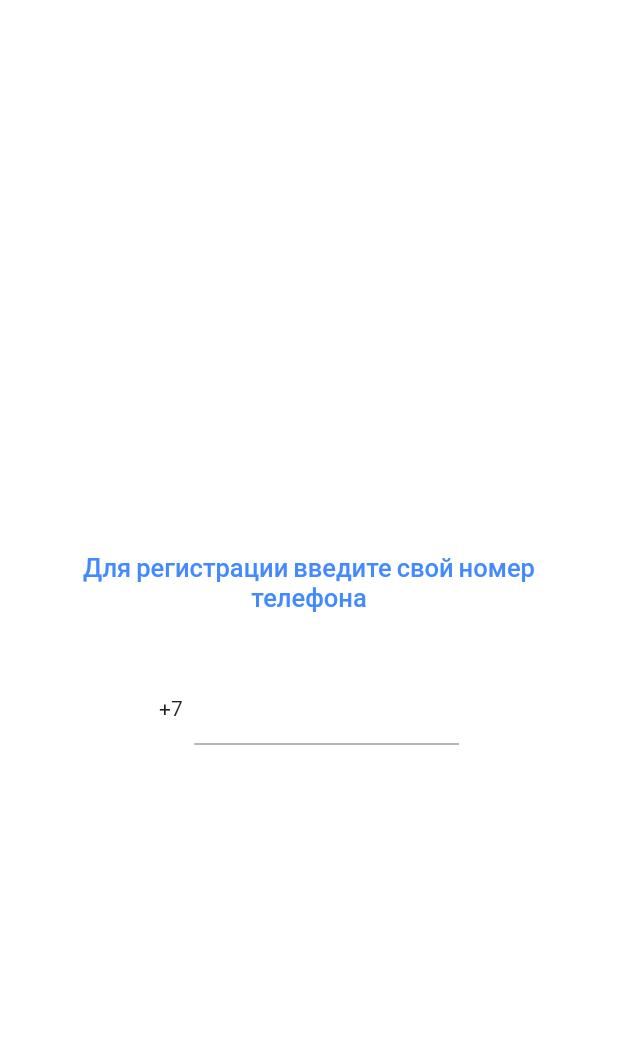
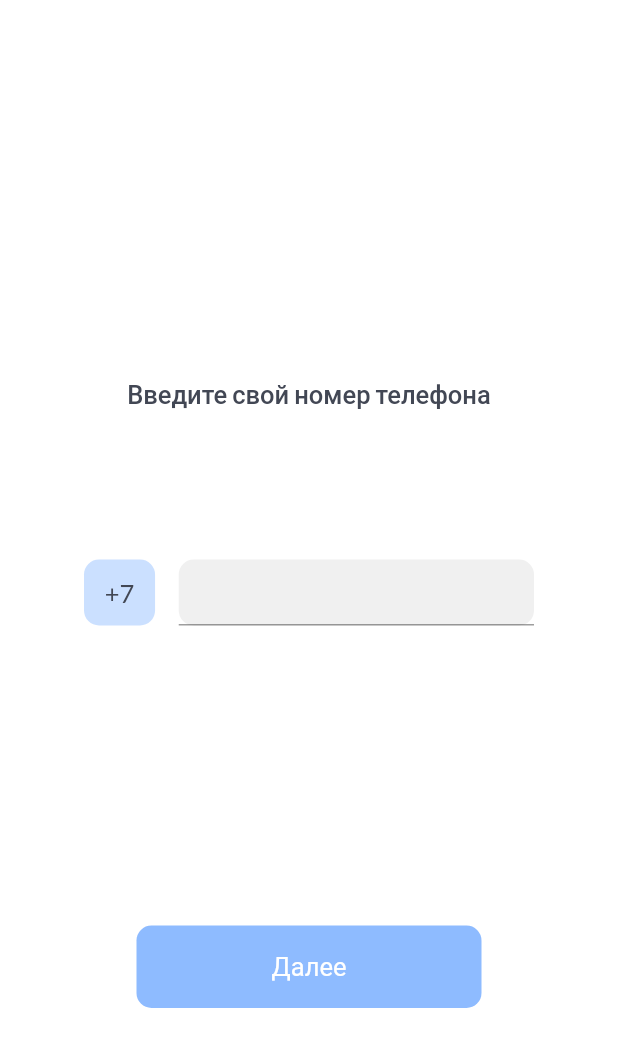
Before and after one commit to Ershov-Artem/Scooter-in-Pugachev, a Flutter app: the screen it shows after launch, on a phone screen of 412 x 824 dp. Shown: the top 1047 px of the screen. Run offline on Flutter 3.47's test engine with Material 2 defaults, Android fonts, the phone set to English and light mode, and no system bars; our stand-ins replace dio, flutter_bloc, flutter_map, flutter_multi_formatter, google_fonts, latlong and 1 more; missing offline and left inert: qr_code_scanner.

Commit message:
Made beauty RegPage

```diff
--- a/lib/main.dart
+++ b/lib/main.dart
@@ -17,8 +17,11 @@ class MyApp extends StatelessWidget {
       theme: ThemeData(
         primarySwatch: Colors.blue,
         textTheme: TextTheme(
-          button: GoogleFonts.lato(fontSize: 17),
-          bodyText1: GoogleFonts.lato(fontSize: 17, color: Colors.blueAccent),
+          button: GoogleFonts.redHatText(
+              fontSize: 17,
+              color: Color(0xffffffff),
+              fontWeight: FontWeight.w400),
+          bodyText1: GoogleFonts.lato(fontSize: 17, color: Color(0xff424754)),
           headline1: GoogleFonts.lato(color: Colors.white, fontSize: 22),
         ),
       ),
--- a/lib/pages/register/view/registerForm.dart
+++ b/lib/pages/register/view/registerForm.dart
@@ -1,5 +1,6 @@
 import 'package:flutter/material.dart';
 import 'package:flutter_multi_formatter/flutter_multi_formatter.dart';
+import 'package:scooter_pugachev/pages/register/widgets/regButton.dart';
 
 class RegForm extends StatefulWidget {
   @override
@@ -13,27 +14,56 @@ class _RegFormState extends State<RegForm> {
 
   @override
   Widget build(BuildContext context) {
-    return Column(
+    return Align(
+        alignment: Alignment.center,
+        child: Column(
           mainAxisAlignment: MainAxisAlignment.center,
           children: [
             Container(
               child: Text(
-            "Для регистрации введите свой номер телефона",
+                "Введите свой номер телефона",
                 style: Theme.of(context).textTheme.bodyText1,
                 textAlign: TextAlign.center,
               ),
-          padding: EdgeInsets.symmetric(vertical: 40, horizontal: 50),
+              padding: EdgeInsets.symmetric(vertical: 100),
             ),
             Container(
-            width: 200,
+                width: 300,
                 child: Row(
                     mainAxisSize: MainAxisSize.min,
                     mainAxisAlignment: MainAxisAlignment.center,
                     children: [
-                  Expanded(child: Text("+7"), flex: 2),
+                      Expanded(
+                          flex: 3,
+                          child: Container(
+                            height: 44,
+                            decoration: new BoxDecoration(
+                                color: Color(0xffcbe0ff),
+                                borderRadius: BorderRadius.circular(10)),
+                            child: Align(
+                                alignment: Alignment.center,
+                                child: Text(
+                                  "+7",
+                                  style: Theme.of(context).textTheme.bodyText1,
+                                  textAlign: TextAlign.center,
+                                )),
+                          )),
+                      Expanded(
+                        flex: 1,
+                        child: Container(),
+                      ),
                       Expanded(
                           flex: 15,
+                          child: Container(
+                              height: 44,
+                              decoration: new BoxDecoration(
+                                  color: Color(0xfff0f0f0),
+                                  borderRadius: BorderRadius.circular(10)),
+                              child: Align(
+                                  alignment: Alignment.center,
                                   child: TextFormField(
+                                    style:
+                                        Theme.of(context).textTheme.bodyText1,
                                     textAlign: TextAlign.center,
                                     controller: _controller,
                                     key: formKey,
@@ -44,9 +74,20 @@ class _RegFormState extends State<RegForm> {
                                     inputFormatters: [
                                       MaskedInputFormater("(000) 000-00-00")
                                     ],
-                      ))
-                ]))
+                                  ))))
+                    ])),
+            Container(
+              height: 200,
+            ),
+            RegButton(
+                onTap: () => {},
+                height: 55,
+                width: 230,
+                text: "Далее",
+                decoration: BoxDecoration(
+                    color: Color(0xff8ebbff),
+                    borderRadius: BorderRadius.circular(10)))
           ],
-    );
+        ));
   }
 }
--- /dev/null
+++ b/lib/pages/register/widgets/regButton.dart
@@ -0,0 +1,32 @@
+import 'package:flutter/material.dart';
+
+@immutable
+class RegButton extends StatelessWidget {
+  final String text;
+  final Function onTap;
+  final double height;
+  final double width;
+  final BoxDecoration decoration;
+
+  RegButton(
+      {@required this.onTap,
+      @required this.height,
+      @required this.width,
+      @required this.text,
+      @required this.decoration});
+  @override
+  Widget build(BuildContext context) => GestureDetector(
+      onTap: onTap,
+      child: Container(
+          width: width,
+          height: height,
+          decoration: decoration,
+          child: Align(
+            alignment: Alignment.center,
+            child: Text(
+              text,
+              style: Theme.of(context).textTheme.button,
+              textAlign: TextAlign.center,
+            ),
+          )));
+}
```
Lines whose indentation alone changed are shown as unchanged.
